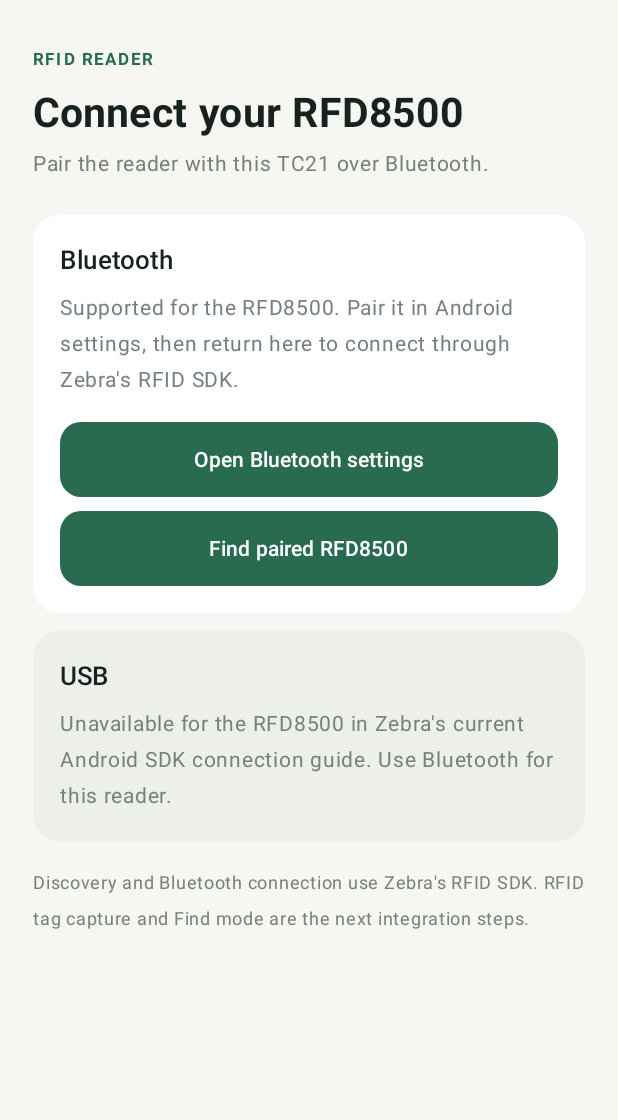
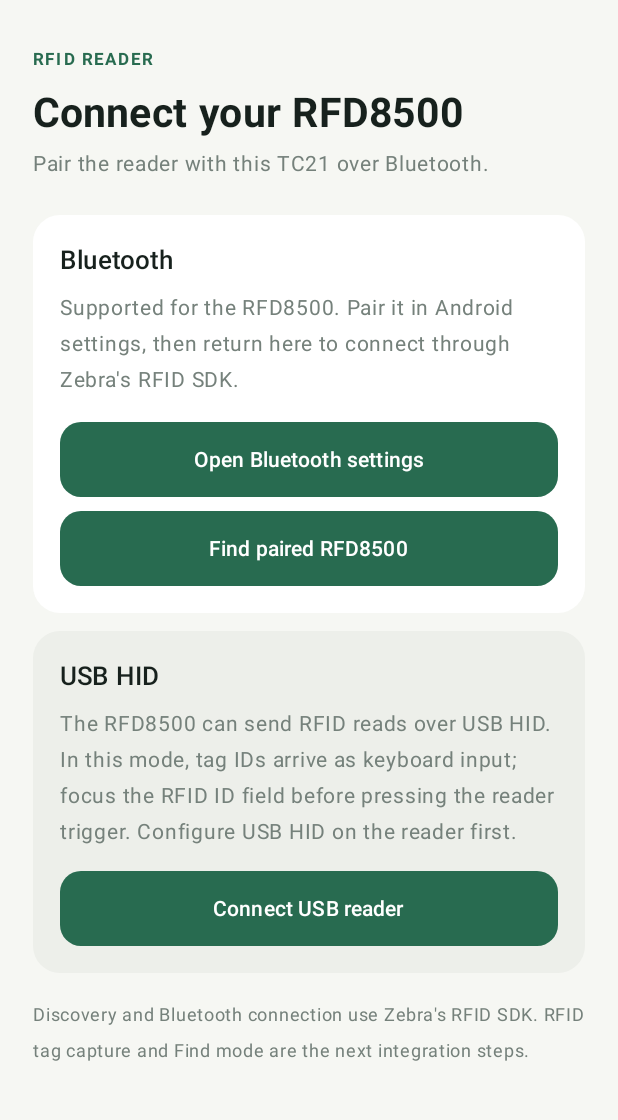
Before and after one commit to iamagithublearner/inventoryScanner, an Android app built with Jetpack Compose: the screen it shows after launch (MainActivity), after a tap on "BT", on a phone screen of 412 x 824 dp, the part 78-1198 px from its top. Run offline under Robolectric (Android 15) with nearby library versions, the phone set to English and light mode, and no system bars; libraries missing offline, so code that uses them is left out: com.zebra.rfid.

Commit message:
Added a USB HID option to the reader screen. It checks for a connected Zebra USB device, requests Android USB permission, and explains how to configure the RFD8500 for USB HID. In that mode, tag IDs arrive as keyboard input; focus the RFID ID field before triggering a read.

```diff
--- a/app/src/main/AndroidManifest.xml
+++ b/app/src/main/AndroidManifest.xml
@@ -4,6 +4,7 @@
 
     <uses-permission android:name="android.permission.CAMERA" />
     <uses-feature android:name="android.hardware.camera" android:required="false" />
+    <uses-feature android:name="android.hardware.usb.host" android:required="false" />
 
     <!-- Zebra RFID SDK permissions for Bluetooth reader (e.g. RFD8500) discovery and connection -->
     <uses-permission android:name="android.permission.BLUETOOTH" android:maxSdkVersion="30" />
--- a/app/src/main/java/com/example/inventoryscanner/ui/screens/InventoryScreen.kt
+++ b/app/src/main/java/com/example/inventoryscanner/ui/screens/InventoryScreen.kt
@@ -1,7 +1,13 @@
 package com.example.inventoryscanner.ui.screens
 
 import android.Manifest
+import android.app.PendingIntent
+import android.content.BroadcastReceiver
 import android.content.pm.PackageManager
+import android.content.Context
+import android.content.IntentFilter
+import android.hardware.usb.UsbDevice
+import android.hardware.usb.UsbManager
 import android.os.Build
 import androidx.compose.foundation.background
 import androidx.compose.foundation.layout.Arrangement
@@ -184,9 +190,34 @@ private fun ReaderSetupScreen(onBack: () -> Unit) {
     var isConnected by remember { mutableStateOf(false) }
     var isLoading by remember { mutableStateOf(false) }
     var status by remember { mutableStateOf<String?>(null) }
+    var usbStatus by remember { mutableStateOf<String?>(null) }
+    var usbReady by remember { mutableStateOf(false) }
+    val usbManager = remember(context) { context.getSystemService(Context.USB_SERVICE) as UsbManager }
+    val usbPermissionAction = remember(context) { "${context.packageName}.USB_PERMISSION" }
 
     DisposableEffect(readerController) {
         onDispose { readerController.close() }
+    }
+
+    DisposableEffect(usbManager, usbPermissionAction) {
+        val usbPermissionReceiver = object : BroadcastReceiver() {
+            override fun onReceive(context: Context?, intent: Intent?) {
+                if (intent?.action != usbPermissionAction) return
+                val device = intent.getParcelableExtra(UsbManager.EXTRA_DEVICE, UsbDevice::class.java)
+                val granted = intent.getBooleanExtra(UsbManager.EXTRA_PERMISSION_GRANTED, false)
+                usbReady = granted
+                usbStatus = if (granted) {
+                    "USB access granted${device?.productName?.let { " for $it" }.orEmpty()}. Configure the RFD8500 for USB HID to send tag IDs."
+                } else "USB permission was denied."
+            }
+        }
+        ContextCompat.registerReceiver(
+            context,
+            usbPermissionReceiver,
+            IntentFilter(usbPermissionAction),
+            ContextCompat.RECEIVER_NOT_EXPORTED
+        )
+        onDispose { context.unregisterReceiver(usbPermissionReceiver) }
     }
 
     fun discoverReaders() {
@@ -220,6 +251,26 @@ private fun ReaderSetupScreen(onBack: () -> Unit) {
             ContextCompat.checkSelfPermission(context, it) != PackageManager.PERMISSION_GRANTED
         }
         if (missing.isEmpty()) discoverReaders() else permissionLauncher.launch(missing.toTypedArray())
+    }
+
+    fun connectUsbReader() {
+        val device = usbManager.deviceList.values.firstOrNull { it.vendorId == ZEBRA_USB_VENDOR_ID }
+        if (device == null) {
+            usbReady = false
+            usbStatus = "No Zebra USB device found. Connect the RFD8500 to the TC21 with a USB host/OTG adapter."
+        } else if (usbManager.hasPermission(device)) {
+            usbReady = true
+            usbStatus = "USB access is ready${device.productName?.let { " for $it" }.orEmpty()}. Configure the RFD8500 for USB HID to send tag IDs."
+        } else {
+            val permissionIntent = PendingIntent.getBroadcast(
+                context,
+                USB_PERMISSION_REQUEST_CODE,
+                Intent(usbPermissionAction).setPackage(context.packageName),
+                PendingIntent.FLAG_UPDATE_CURRENT or PendingIntent.FLAG_MUTABLE
+            )
+            usbManager.requestPermission(device, permissionIntent)
+            usbStatus = "Waiting for USB permission…"
+        }
     }
 
     val ink = Color(0xFF17211D)
@@ -309,8 +360,15 @@ private fun ReaderSetupScreen(onBack: () -> Unit) {
             Spacer(Modifier.height(12.dp))
             Card(shape = RoundedCornerShape(18.dp), colors = CardDefaults.cardColors(containerColor = Color(0xFFEDEFEA))) {
                 Column(Modifier.fillMaxWidth().padding(18.dp)) {
-                    Text("USB", color = ink, fontSize = 17.sp, fontWeight = FontWeight.SemiBold)
-                    Text("Unavailable for the RFD8500 in Zebra's current Android SDK connection guide. Use Bluetooth for this reader.", color = muted, fontSize = 14.sp, modifier = Modifier.padding(top = 8.dp))
+                    Text("USB HID", color = ink, fontSize = 17.sp, fontWeight = FontWeight.SemiBold)
+                    Text("The RFD8500 can send RFID reads over USB HID. In this mode, tag IDs arrive as keyboard input; focus the RFID ID field before pressing the reader trigger. Configure USB HID on the reader first.", color = muted, fontSize = 14.sp, modifier = Modifier.padding(top = 8.dp))
+                    Button(
+                        onClick = { connectUsbReader() },
+                        modifier = Modifier.fillMaxWidth().padding(top = 14.dp).height(50.dp),
+                        shape = RoundedCornerShape(14.dp),
+                        colors = ButtonDefaults.buttonColors(containerColor = green)
+                    ) { Text(if (usbReady) "Check USB reader" else "Connect USB reader") }
+                    usbStatus?.let { Text(it, color = if (usbReady) green else muted, fontSize = 12.sp, modifier = Modifier.padding(top = 9.dp)) }
                 }
             }
             Spacer(Modifier.height(16.dp))
@@ -320,6 +378,9 @@ private fun ReaderSetupScreen(onBack: () -> Unit) {
     }
 }
 
+private const val ZEBRA_USB_VENDOR_ID = 0x05E0
+private const val USB_PERMISSION_REQUEST_CODE = 8500
+
 @Composable
 private fun SmallPill(label: String, green: Color) {
     Text(label, color = green, fontSize = 11.sp, modifier = Modifier.background(Color(0xFFEAF1EB), RoundedCornerShape(20.dp)).padding(horizontal = 10.dp, vertical = 6.dp))
```
